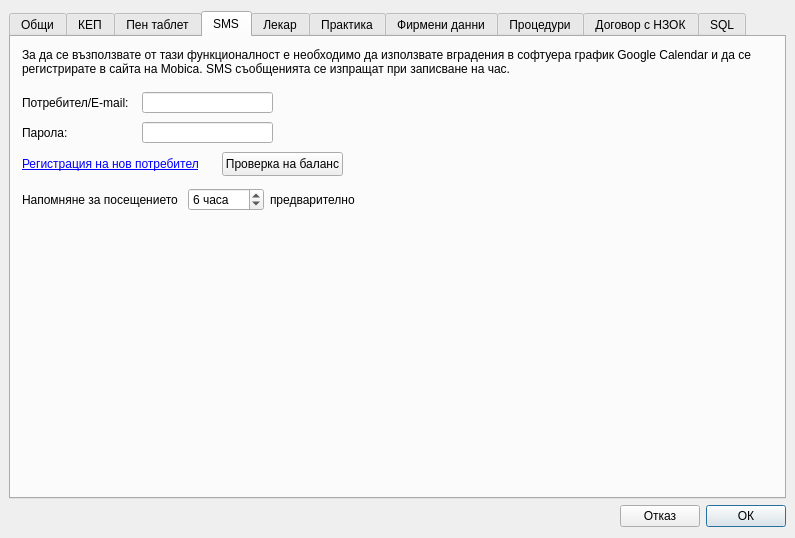
thefinalcutbg/DinoDent, file src/View/Widgets/SettingsDialog.ui: the form before one commit.
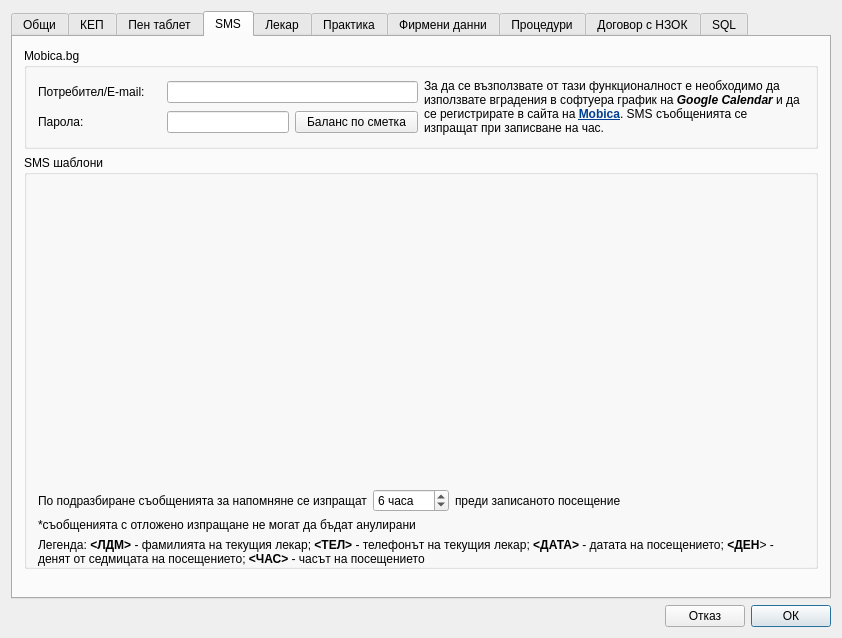
The form after the commit. Custom widgets are drawn as their Qt base class.

The edit to the form file:
```diff
--- a/src/View/Widgets/SettingsDialog.ui
+++ b/src/View/Widgets/SettingsDialog.ui
@@ -6,8 +6,8 @@
    <rect>
     <x>0</x>
     <y>0</y>
-    <width>795</width>
-    <height>538</height>
+    <width>842</width>
+    <height>638</height>
    </rect>
   </property>
   <property name="minimumSize">
@@ -19,13 +19,7 @@
   <property name="windowTitle">
    <string>SettingsDialog</string>
   </property>
-  <layout class="QVBoxLayout" name="verticalLayout">
-   <property name="leftMargin">
-    <number>9</number>
-   </property>
-   <property name="rightMargin">
-    <number>9</number>
-   </property>
+  <layout class="QVBoxLayout" name="layout_2">
    <item>
     <widget class="QTabWidget" name="tabWidget">
      <property name="sizePolicy">
@@ -533,72 +527,28 @@
       </attribute>
       <layout class="QVBoxLayout" name="verticalLayout_27">
        <item>
-        <widget class="QLabel" name="label_41">
-         <property name="text">
-          <string>За да се възползвате от тази функционалност е необходимо да използвате вградения в софтуера график Google Calendar и да се регистрирате в сайта на Mobica. SMS съобщенията се изпращат при записване на час.</string>
-         </property>
-         <property name="wordWrap">
-          <bool>true</bool>
-         </property>
-        </widget>
-       </item>
-       <item>
-        <layout class="QHBoxLayout" name="horizontalLayout_45">
-         <item>
-          <widget class="QFrame" name="frame_2">
-           <property name="sizePolicy">
-            <sizepolicy hsizetype="Fixed" vsizetype="Fixed">
-             <horstretch>0</horstretch>
-             <verstretch>0</verstretch>
-            </sizepolicy>
-           </property>
+        <widget class="QGroupBox" name="groupBox_2">
            <property name="minimumSize">
             <size>
-             <width>451</width>
-             <height>100</height>
-            </size>
-           </property>
-           <property name="frameShape">
-            <enum>QFrame::Shape::NoFrame</enum>
-           </property>
-           <property name="frameShadow">
-            <enum>QFrame::Shadow::Raised</enum>
-           </property>
-           <widget class="QLineEdit" name="smsPassEdit">
-            <property name="geometry">
-             <rect>
-              <x>120</x>
-              <y>40</y>
-              <width>131</width>
-              <height>21</height>
-             </rect>
-            </property>
-            <property name="echoMode">
-             <enum>QLineEdit::EchoMode::Password</enum>
-            </property>
-           </widget>
+           <width>450</width>
+           <height>0</height>
+          </size>
+         </property>
+         <property name="title">
+          <string>Mobica.bg</string>
+         </property>
+         <layout class="QHBoxLayout" name="horizontalLayout_44">
+          <item>
+           <layout class="QGridLayout" name="gridLayout">
+            <item row="0" column="0">
            <widget class="QLabel" name="label_36">
-            <property name="geometry">
-             <rect>
-              <x>0</x>
-              <y>10</y>
-              <width>121</width>
-              <height>21</height>
-             </rect>
-            </property>
             <property name="text">
              <string>Потребител/E-mail:</string>
             </property>
            </widget>
-           <widget class="LineEdit" name="smsUsrEdit">
-            <property name="geometry">
-             <rect>
-              <x>120</x>
-              <y>10</y>
-              <width>131</width>
-              <height>21</height>
-             </rect>
-            </property>
+            </item>
+            <item row="0" column="1" colspan="2">
+             <widget class="QLineEdit" name="smsUsrEdit">
             <property name="sizePolicy">
              <sizepolicy hsizetype="Preferred" vsizetype="Fixed">
               <horstretch>0</horstretch>
@@ -606,30 +556,40 @@
              </sizepolicy>
             </property>
            </widget>
+            </item>
+            <item row="1" column="0">
            <widget class="QLabel" name="label_37">
-            <property name="geometry">
-             <rect>
-              <x>0</x>
-              <y>40</y>
-              <width>101</width>
-              <height>21</height>
-             </rect>
-            </property>
             <property name="text">
              <string>Парола:</string>
             </property>
            </widget>
-           <widget class="QLabel" name="label_38">
-            <property name="geometry">
-             <rect>
-              <x>0</x>
-              <y>75</y>
-              <width>201</width>
-              <height>21</height>
-             </rect>
-            </property>
+            </item>
+            <item row="1" column="1">
+             <widget class="QLineEdit" name="smsPassEdit">
+              <property name="sizePolicy">
+               <sizepolicy hsizetype="Preferred" vsizetype="Fixed">
+                <horstretch>0</horstretch>
+                <verstretch>0</verstretch>
+               </sizepolicy>
+              </property>
+              <property name="echoMode">
+               <enum>QLineEdit::EchoMode::Password</enum>
+              </property>
+             </widget>
+            </item>
+            <item row="1" column="2">
+             <widget class="QPushButton" name="sms_balanceButton">
             <property name="text">
-             <string>&lt;html&gt;&lt;a href=&quot;https://user.mobica.bg/register?i18n=bg&quot;&gt;&lt;span style=&quot; text-decoration: underline; color:#0000ff;&quot;&gt;Регистрация на нов потребител&lt;/span&gt;&lt;/a&gt;&lt;br/&gt;&lt;/p&gt;&lt;/body&gt;&lt;/html&gt;</string>
+               <string>Баланс по сметка</string>
+              </property>
+             </widget>
+            </item>
+           </layout>
+          </item>
+          <item>
+           <widget class="QLabel" name="label_41">
+            <property name="text">
+             <string>&lt;html&gt;&lt;head/&gt;&lt;body&gt;&lt;p&gt;За да се възползвате от тази функционалност е необходимо да използвате вградения в софтуера график на &lt;span style=&quot; font-weight:700; font-style:italic;&quot;&gt;Google Calendar&lt;/span&gt; и да се регистрирате в сайта на &lt;a href=&quot;https://user.mobica.bg/register?i18n=bg&quot;&gt;&lt;span style=&quot; font-weight:700; text-decoration: underline; color:#003e92;&quot;&gt;Mobica&lt;/span&gt;&lt;/a&gt;. SMS съобщенията се изпращат при записване на час.&lt;/p&gt;&lt;/body&gt;&lt;/html&gt;</string>
             </property>
             <property name="alignment">
              <set>Qt::AlignmentFlag::AlignLeading|Qt::AlignmentFlag::AlignLeft|Qt::AlignmentFlag::AlignVCenter</set>
@@ -641,61 +601,76 @@
              <bool>true</bool>
             </property>
            </widget>
-           <widget class="QPushButton" name="sms_balanceButton">
-            <property name="geometry">
-             <rect>
-              <x>200</x>
-              <y>70</y>
-              <width>121</width>
-              <height>24</height>
-             </rect>
-            </property>
-            <property name="text">
-             <string>Проверка на баланс</string>
-            </property>
-           </widget>
-          </widget>
-         </item>
-         <item>
-          <spacer name="horizontalSpacer_33">
-           <property name="orientation">
-            <enum>Qt::Orientation::Horizontal</enum>
-           </property>
-           <property name="sizeHint" stdset="0">
-            <size>
-             <width>158</width>
-             <height>17</height>
-            </size>
-           </property>
-          </spacer>
-         </item>
-         <item>
-          <widget class="QLabel" name="mobica_label">
-           <property name="sizePolicy">
-            <sizepolicy hsizetype="Fixed" vsizetype="Fixed">
-             <horstretch>0</horstretch>
-             <verstretch>0</verstretch>
-            </sizepolicy>
-           </property>
-           <property name="minimumSize">
-            <size>
-             <width>100</width>
-             <height>100</height>
-            </size>
-           </property>
-           <property name="text">
-            <string/>
-           </property>
-          </widget>
-         </item>
-        </layout>
+          </item>
+         </layout>
+        </widget>
        </item>
        <item>
-        <layout class="QHBoxLayout" name="horizontalLayout_44">
+        <widget class="QGroupBox" name="groupBox_5">
+         <property name="title">
+          <string>SMS шаблони</string>
+         </property>
+         <layout class="QVBoxLayout" name="verticalLayout">
+          <property name="bottomMargin">
+           <number>0</number>
+          </property>
          <item>
-          <widget class="QLabel" name="label_39">
+           <widget class="SMSTemplate" name="smsNotifyTemplate" native="true">
+            <property name="sizePolicy">
+             <sizepolicy hsizetype="Expanding" vsizetype="Preferred">
+              <horstretch>0</horstretch>
+              <verstretch>0</verstretch>
+             </sizepolicy>
+            </property>
+            <property name="minimumSize">
+             <size>
+              <width>0</width>
+              <height>95</height>
+             </size>
+            </property>
+           </widget>
+          </item>
+          <item>
+           <widget class="SMSTemplate" name="smsCancelTemplate" native="true">
+            <property name="sizePolicy">
+             <sizepolicy hsizetype="Expanding" vsizetype="Preferred">
+              <horstretch>0</horstretch>
+              <verstretch>0</verstretch>
+             </sizepolicy>
+            </property>
+            <property name="minimumSize">
+             <size>
+              <width>0</width>
+              <height>95</height>
+             </size>
+            </property>
+           </widget>
+          </item>
+          <item>
+           <widget class="SMSTemplate" name="smsReminderTemplate" native="true">
+            <property name="sizePolicy">
+             <sizepolicy hsizetype="Expanding" vsizetype="Fixed">
+              <horstretch>0</horstretch>
+              <verstretch>0</verstretch>
+             </sizepolicy>
+            </property>
+            <property name="minimumSize">
+             <size>
+              <width>0</width>
+              <height>95</height>
+             </size>
+            </property>
+           </widget>
+          </item>
+          <item>
+           <layout class="QHBoxLayout" name="horizontalLayout_46">
+            <property name="topMargin">
+             <number>0</number>
+            </property>
+            <item>
+             <widget class="QLabel" name="label_40">
            <property name="text">
-            <string>Напомняне за посещението </string>
+               <string>По подразбиране съобщенията за напомняне се изпращат</string>
            </property>
           </widget>
          </item>
@@ -704,9 +679,6 @@
            <property name="suffix">
             <string> часа</string>
            </property>
-           <property name="minimum">
-            <number>1</number>
-           </property>
            <property name="maximum">
             <number>168</number>
            </property>
@@ -716,14 +688,14 @@
           </widget>
          </item>
          <item>
-          <widget class="QLabel" name="label_40">
+             <widget class="QLabel" name="label_42">
            <property name="text">
-            <string>предварително</string>
+               <string>преди записаното посещение</string>
            </property>
           </widget>
          </item>
          <item>
-          <spacer name="horizontalSpacer_32">
+             <spacer name="horizontalSpacer_33">
            <property name="orientation">
             <enum>Qt::Orientation::Horizontal</enum>
            </property>
@@ -736,6 +708,26 @@
           </spacer>
          </item>
         </layout>
+          </item>
+          <item>
+           <widget class="QLabel" name="label_43">
+            <property name="text">
+             <string>*съобщенията с отложено изпращане не могат да бъдат анулирани</string>
+            </property>
+           </widget>
+          </item>
+          <item>
+           <widget class="QLabel" name="label_39">
+            <property name="text">
+             <string>&lt;html&gt;&lt;head/&gt;&lt;body&gt;&lt;p&gt;Легенда: &lt;span style=&quot; font-weight:700;&quot;&gt;&amp;lt;ЛДМ&amp;gt;&lt;/span&gt; - фамилията на текущия лекар; &lt;span style=&quot; font-weight:700;&quot;&gt;&amp;lt;ТЕЛ&amp;gt; &lt;/span&gt;- телефонът на текущия лекар; &lt;span style=&quot; font-weight:700;&quot;&gt;&amp;lt;ДАТА&amp;gt;&lt;/span&gt; - датата на посещението; &lt;span style=&quot; font-weight:700;&quot;&gt;&amp;lt;ДЕН&lt;/span&gt;&amp;gt; - денят от седмицата на посещението; &lt;span style=&quot; font-weight:700;&quot;&gt;&amp;lt;ЧАС&amp;gt;&lt;/span&gt; - часът на посещението&lt;/p&gt;&lt;/body&gt;&lt;/html&gt;</string>
+            </property>
+            <property name="wordWrap">
+             <bool>true</bool>
+            </property>
+           </widget>
+          </item>
+         </layout>
+        </widget>
        </item>
        <item>
         <spacer name="verticalSpacer_7">
@@ -744,8 +736,8 @@
          </property>
          <property name="sizeHint" stdset="0">
           <size>
-           <width>20</width>
-           <height>212</height>
+           <width>0</width>
+           <height>0</height>
           </size>
          </property>
         </spacer>
@@ -2253,21 +2245,21 @@
  </widget>
  <layoutdefault spacing="6" margin="11"/>
  <customwidgets>
-  <customwidget>
-   <class>LineEdit</class>
-   <extends>QLineEdit</extends>
-   <header>View/uiComponents/LineEdit.h</header>
-  </customwidget>
-  <customwidget>
-   <class>AutoCompleteLineEdit</class>
-   <extends>QLineEdit</extends>
-   <header>View/uiComponents/AutoCompleteLineEdit.h</header>
-  </customwidget>
   <customwidget>
    <class>DateEdit</class>
    <extends>QDateEdit</extends>
    <header>View/uiComponents/DateEdit.h</header>
   </customwidget>
+  <customwidget>
+   <class>AutoCompleteLineEdit</class>
+   <extends>QLineEdit</extends>
+   <header>View/uiComponents/AutoCompleteLineEdit.h</header>
+  </customwidget>
+  <customwidget>
+   <class>LineEdit</class>
+   <extends>QLineEdit</extends>
+   <header>View/uiComponents/LineEdit.h</header>
+  </customwidget>
   <customwidget>
    <class>NameEdit</class>
    <extends>QLineEdit</extends>
@@ -2279,6 +2271,12 @@
    <header>View/SubWidgets/ProcedureListView.h</header>
    <container>1</container>
   </customwidget>
+  <customwidget>
+   <class>SMSTemplate</class>
+   <extends>QWidget</extends>
+   <header>View/SubWidgets/SMSTemplate.h</header>
+   <container>1</container>
+  </customwidget>
  </customwidgets>
  <resources/>
  <connections/>
```
Left out of the diff: 8 changed lines with no effect on the pictures. Lines whose indentation alone changed are shown as unchanged.
